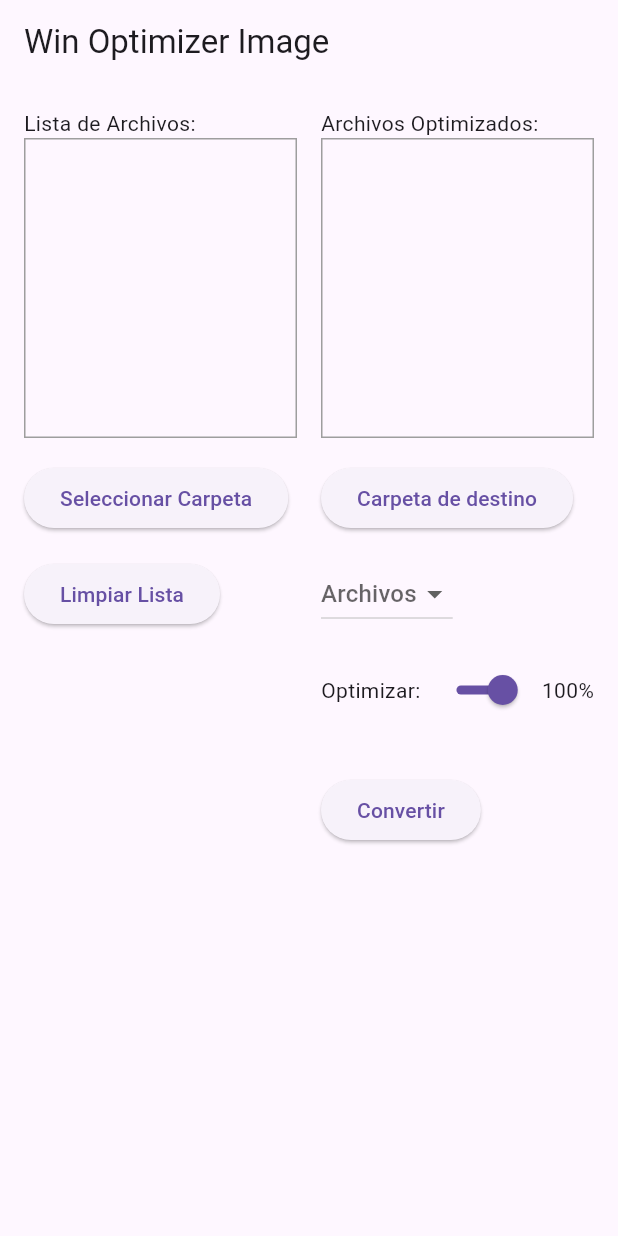
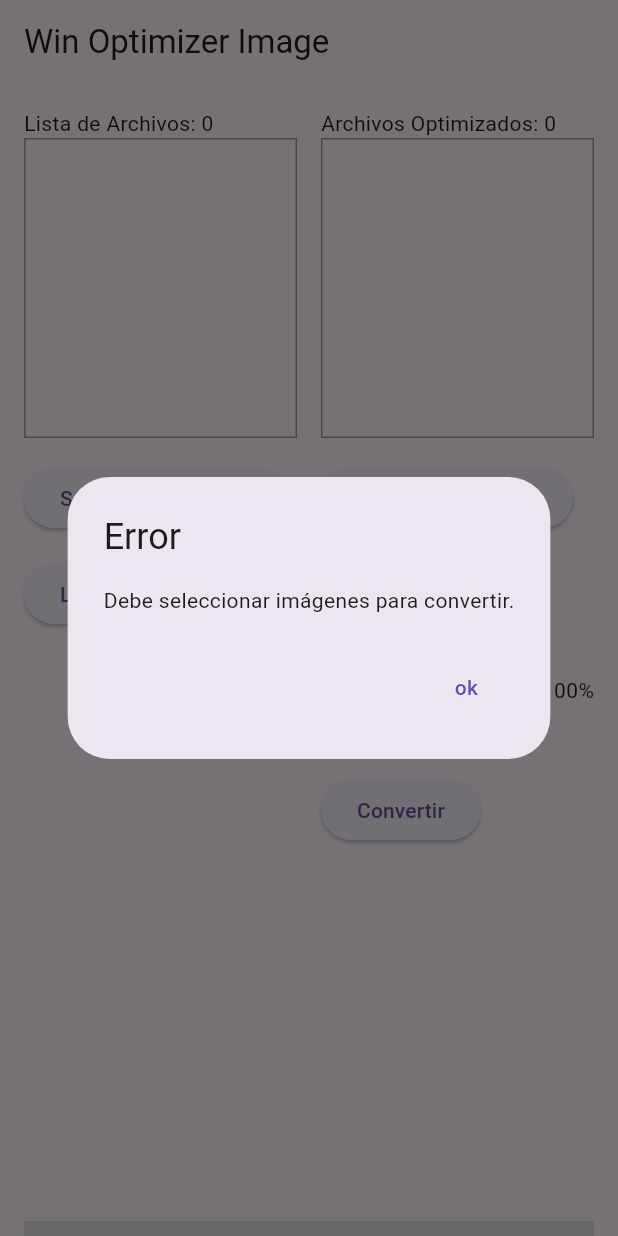
Before and after one commit to Taoista/win_optimizer_img, a Flutter app: the screen it shows after launch, after a tap on "Convertir", on a phone screen of 412 x 824 dp. Run offline on Flutter 3.47's test engine with Material 3 defaults, Android fonts, the phone set to English and light mode, and no system bars; our stand-ins replace file_picker; missing offline and left inert: bitsdojo_window, file_selector.

Commit message:
termino del proyecto

```diff
--- a/lib/main.dart
+++ b/lib/main.dart
@@ -21,7 +21,7 @@ class MyApp extends StatelessWidget {
   @override
   Widget build(BuildContext context) {
     return const MaterialApp(
-      title: 'Material App',
+      title: 'Win Optimzer Image',
       home: InicioScreen(),
     );
   }
--- a/lib/screens/inicio/final_size.dart
+++ b/lib/screens/inicio/final_size.dart
@@ -4,11 +4,16 @@ import 'package:file_selector/file_selector.dart';
 import 'dart:io';
 import 'package:image/image.dart' as img;
 // ignore: depend_on_referenced_packages
-import 'package:path/path.dart' as path; // Necesitarás importar este paquete
+import 'package:path/path.dart' as path;
+import 'package:win_optimizer_img/widgets/button_loading.dart'; // Necesitarás importar este paquete
 
 class FinalSize extends StatefulWidget {
   final List<String> listImages;
-  const FinalSize({super.key, required this.listImages}) ;
+
+  final Function(List) modifyProgreesInicator;
+
+
+  const FinalSize({super.key, required this.listImages, required this.modifyProgreesInicator});
 
   @override
   State<FinalSize> createState() => _FinalSizeState();
@@ -24,6 +29,11 @@ class _FinalSizeState extends State<FinalSize> {
 
   String finalFOlder = "";
 
+  bool isLoading = false;
+
+  int totalImageFinished = 0;
+
+  bool _stateButton = false;
 
   void _pickExtension(String? extension) {
     setState(() {
@@ -48,11 +58,11 @@ class _FinalSizeState extends State<FinalSize> {
   }
 
 
-  void compressAndSaveImage(String urlStart,String urlFinish, String extencion, int quality) async {
-      // Rutas de los archivos
-      // Rutas de los archivos
+  Future<bool> compressAndSaveImage(String urlStart,String urlFinish, String extencion, int quality) async {
+    // Rutas de los archivos
     String start = urlStart;
     String finishDir  = urlFinish;
+
 
     // Leer la imagen original
     final imageFile = File(start);
@@ -60,7 +70,7 @@ class _FinalSizeState extends State<FinalSize> {
     final originalImage = img.decodeImage(imageBytes);
 
     if (originalImage == null) {
-      return;
+      return false;
     }
 
     // Obtener el nombre base del archivo y cambiar la extensión a .jpg
@@ -75,13 +85,47 @@ class _FinalSizeState extends State<FinalSize> {
     // Guardar la imagen comprimida
     final outputFile = File(finish);
     await outputFile.writeAsBytes(compressedImage);
+    return true;
   }
 
-  void processImages(List<String> imagesUrls, String urlFinish, String extencion, int quality) async {
+  // * procesando imagen de seleccion
+  Future<bool> processImages(List<String> imagesUrls, String urlFinish, String extencion, int quality) async {
+
+    // ? control de seleccion de archivos de origen
+    if(imagesUrls.isEmpty){
+      _alertErrorNotImagesSelected(context);
+      return false;
+    }
+    // ? control de destino
+    if(urlFinish == ''){
+      _alertErrorNotFinishUrl(context);
+      return false;
+    }
+    // ? control de extencion
+    if(selectedExtension == null){
+      _alertErrorNotExtension(context);
+      return false;
+    }
+
+    // ? control de destino
+    setState(() {
+      _stateButton = true;
+    });
+    List<bool> finishied = [];
     for(String url in imagesUrls) {
-        compressAndSaveImage(url, urlFinish, extencion, quality);
+        bool result = await compressAndSaveImage(url, urlFinish, extencion, quality);
         addingFilesOptimizated(url);
+        finishied.add(result);
+        widget.modifyProgreesInicator(finishied);
+        setState(() {
+          totalImageFinished = finishied.length;
+        });
     }
+     setState(() {
+      _stateButton = false;
+    });
+    _alertSuccess(context);
+    return true;
   }
 
 
@@ -98,7 +142,7 @@ class _FinalSizeState extends State<FinalSize> {
         child: Column(
           crossAxisAlignment: CrossAxisAlignment.start,
           children: [
-            const Text('Archivos Optimizados:'),
+            Text('Archivos Optimizados: $totalImageFinished'),
             Container(
               height: 200,
               decoration: BoxDecoration(
@@ -150,9 +194,11 @@ class _FinalSizeState extends State<FinalSize> {
             const SizedBox(height: 16),
 
             const SizedBox(height: 16),
+            isLoading ?
+            const ElevatedButton(onPressed: null, child: null):
+            _stateButton ? const ButtonLoading() :
             ElevatedButton(
-              onPressed: (){
-
+               onPressed: (){
                 int imageOptimization = (100 - (imageQuality * 100).toInt());
                 String extencion = selectedExtension.toString();
                 processImages(widget.listImages,finalFOlder, extencion, imageOptimization);
@@ -163,4 +209,85 @@ class _FinalSizeState extends State<FinalSize> {
         ),
       );
   }
+
+  void _alertErrorNotExtension(BuildContext context) {
+    showDialog(
+      context: context,
+      builder: (BuildContext context) {
+        return AlertDialog(
+          title: const Text('Error'),
+          content: const Text('Debe seleccionar la extensión para continuar.'),
+          actions: <Widget>[
+            TextButton(
+              onPressed: () {
+                Navigator.of(context).pop();
+              },
+              child: const Text('ok'),
+            ),
+          ],
+        );
+      },
+    );
+  }
+
+  void _alertErrorNotImagesSelected(BuildContext context) {
+    showDialog(
+      context: context,
+      builder: (BuildContext context) {
+        return AlertDialog(
+          title: const Text('Error'),
+          content: const Text('Debe seleccionar imágenes para convertir.'),
+          actions: <Widget>[
+            TextButton(
+              onPressed: () {
+                Navigator.of(context).pop();
+              },
+              child: const Text('ok'),
+            ),
+          ],
+        );
+      },
+    );
+  }
+  void _alertErrorNotFinishUrl(BuildContext context) {
+    showDialog(
+      context: context,
+      builder: (BuildContext context) {
+        return AlertDialog(
+          title: const Text('Error'),
+          content: const Text('Debe seleccionar ruta final.'),
+          actions: <Widget>[
+            TextButton(
+              onPressed: () {
+                Navigator.of(context).pop();
+              },
+              child: const Text('ok'),
+            ),
+          ],
+        );
+      },
+    );
+  }
+
+  void _alertSuccess(BuildContext context) {
+    showDialog(
+      context: context,
+      builder: (BuildContext context) {
+        return AlertDialog(
+          title: const Text('Termino'),
+          content: const Text('Las imagenes terminar de convertir.'),
+          actions: <Widget>[
+            TextButton(
+              onPressed: () {
+                Navigator.of(context).pop();
+              },
+              child: const Text('ok'),
+            ),
+          ],
+        );
+      },
+    );
+  }
+
+
 }
--- a/lib/screens/inicio/inicio_screen.dart
+++ b/lib/screens/inicio/inicio_screen.dart
@@ -1,5 +1,4 @@
 import 'package:flutter/material.dart';
-
 import 'package:win_optimizer_img/screens/inicio/final_size.dart';
 import 'package:win_optimizer_img/screens/inicio/selector_size.dart';
 
@@ -15,6 +14,7 @@ class _InicioScreenState extends State<InicioScreen> {
 
   List<String> _listImage = [];
 
+  double _advance = 0.00;
 
   void addPathImage(List<String> listImage){
     setState(() {
@@ -25,8 +25,35 @@ class _InicioScreenState extends State<InicioScreen> {
   void cleanListImage(){
     setState(() {
       _listImage = [];
+      _advance = 0.00;
     });
   }
+
+  // * modifica el progress indicator
+  // ? bool es el resutlado true es ok false salio malo
+  void modifyProgreesInicator(List finishied){
+    int totalImages = _listImage.length;
+
+    int pasados = finishied.length;
+
+    double firsParse = (100 / (totalImages / pasados));
+
+    int parseInt = roundToInteger(firsParse);
+
+    double percentAdvance = (parseInt / 100);
+    setState(() {
+      _advance = percentAdvance;
+    });
+  }
+
+  // * redondea
+  double roundToNearest(double step, double value) {
+    return (value / step).round() * step;
+  }
+
+  int roundToInteger(double value) {
+  return value.round();
+}
 
   @override
   void initState() {
@@ -40,17 +67,33 @@ class _InicioScreenState extends State<InicioScreen> {
       appBar: AppBar(
         title: const Text('Win Optimizer Image'),
       ),
-      body:  Padding(
-        padding:  const EdgeInsets.all(16.0),
-        child: Row(
-          crossAxisAlignment: CrossAxisAlignment.start,
+      body:  Column(
           children: [
-            SelectorSize(addPathImage: addPathImage,cleanListImage:cleanListImage),
-             const SizedBox(width: 16),
-            FinalSize(listImages: _listImage,)
+            Expanded(
+              child: Padding(
+                padding: const EdgeInsets.all(16.0),
+                child: Row(
+                  crossAxisAlignment: CrossAxisAlignment.start,
+                  children: [
+                    SelectorSize(addPathImage: addPathImage,cleanListImage: cleanListImage),
+                    const SizedBox(width: 16),
+                    FinalSize(listImages: _listImage, modifyProgreesInicator:modifyProgreesInicator),
+                  ],
+                ),
+              ),
+            ),
+            // Barra de progreso al final de la pantalla
+            Padding(
+              padding: const EdgeInsets.symmetric(horizontal: 16.0),
+              child: LinearProgressIndicator(
+                value: _advance, // 70% del progreso
+                backgroundColor: Colors.grey[300],
+                color: Colors.blue,
+                minHeight: 10, // Asigna una altura mínima para evitar problemas de renderizado
+              ),
+            ),
           ],
-        ),
-      )
+        )
     );
   }
 }
--- a/lib/screens/inicio/selector_size.dart
+++ b/lib/screens/inicio/selector_size.dart
@@ -3,6 +3,7 @@ import 'dart:io';
 
 import 'package:win_optimizer_img/helpers/file_extencions.dart';
 import 'package:file_picker/file_picker.dart';
+import 'package:win_optimizer_img/widgets/button_loading.dart';
 
 
 
@@ -19,14 +20,21 @@ class SelectorSize extends StatefulWidget {
 
 class _SelectorSizeState extends State<SelectorSize> {
 
+  bool loadingImage = false;
+  int totalImage = 0;
+
   List<String> _filePaths = [];
 
+    // * selecciona los archivos
     void _pickFolder() async {
-    // Open the folder picker dialog
+    // aabre al ventana del filedialog
     final result = await FilePicker.platform.getDirectoryPath();
 
     if (result != null) {
-      // Get all files in the selected directory
+      setState(() {
+        loadingImage = true;
+      });
+      // ? toma todas la imasgenes del directorio
       final directory = Directory(result);
       final List<FileSystemEntity> entities = directory.listSync();
 
@@ -39,8 +47,13 @@ class _SelectorSizeState extends State<SelectorSize> {
         // Verificar si la extensión está en la lista de extensiones de imagen
         return imageExtensions.contains(extension);
       }).toList();
+
       _filePaths = imageFiles;
       widget.addPathImage(imageFiles);
+       setState(() {
+        loadingImage = false;
+        totalImage = _filePaths.length;
+      });
     }
   }
 
@@ -48,6 +61,7 @@ class _SelectorSizeState extends State<SelectorSize> {
     setState(() {
       _filePaths = [];
       widget.cleanListImage();
+       totalImage = _filePaths.length;
     });
   }
 
@@ -57,8 +71,7 @@ class _SelectorSizeState extends State<SelectorSize> {
         child: Column(
           crossAxisAlignment: CrossAxisAlignment.start,
           children: [
-
-            const Text('Lista de Archivos:'),
+            Text('Lista de Archivos: $totalImage'),
             Container(
               height: 200,
               decoration: BoxDecoration(
@@ -71,7 +84,7 @@ class _SelectorSizeState extends State<SelectorSize> {
               ),
             ),
             const SizedBox(height: 16),
-
+              loadingImage ? const ButtonLoading() :
               ElevatedButton(
               onPressed: _pickFolder,
               child: const Text('Seleccionar Carpeta'),
@@ -79,7 +92,7 @@ class _SelectorSizeState extends State<SelectorSize> {
             const SizedBox(height: 16),
             ElevatedButton(
               onPressed: _cleanListFilesSelected,
-              child: const Text('Limpiar Lista'),
+              child: const Text('Limpiar'),
             ),
           ],
         ),
--- a/pubspec.yaml
+++ b/pubspec.yaml
@@ -51,7 +51,6 @@ dev_dependencies:
   # package. See that file for information about deactivating specific lint
   # rules and activating additional ones.
   flutter_lints: ^3.0.0
-
 # For information on the generic Dart part of this file, see the
 # following page: https://dart.dev/tools/pub/pubspec
 
```
Also changed, not shown: lib/widgets/button_loading.dart (added, +24 -0 lines).
